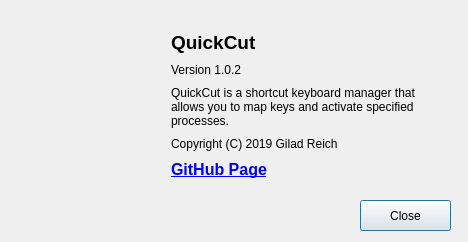
giladreich/QuickCut, file source/QuickCut/Resources/ui/AboutView.ui: the form before one commit.
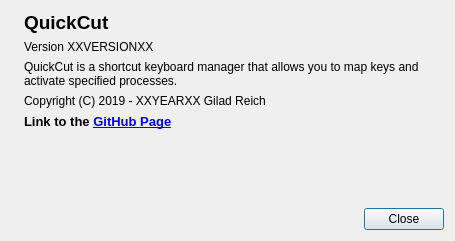
The form after the commit. Icons and pictures are not drawn.

Commit message: Dynamically update About dialog version and date.

```diff
--- a/source/QuickCut/Resources/ui/AboutView.ui
+++ b/source/QuickCut/Resources/ui/AboutView.ui
@@ -6,8 +6,8 @@
    <rect>
     <x>0</x>
     <y>0</y>
-    <width>468</width>
-    <height>242</height>
+    <width>455</width>
+    <height>241</height>
    </rect>
   </property>
   <property name="windowTitle">
@@ -18,14 +18,34 @@
     <activeon>:/logo.png</activeon>
    </iconset>
   </property>
+  <layout class="QGridLayout" name="gridLayout">
+   <item row="6" column="1" colspan="2">
+    <widget class="QLabel" name="lblGitHub">
+     <property name="font">
+      <font>
+       <pointsize>10</pointsize>
+       <weight>75</weight>
+       <bold>true</bold>
+      </font>
+     </property>
+     <property name="text">
+      <string>Link to the &lt;a href=&quot;https://github.com/giladreich/QuickCut/releases&quot;&gt;GitHub Page&lt;/a&gt;</string>
+     </property>
+     <property name="openExternalLinks">
+      <bool>true</bool>
+     </property>
+     <property name="textInteractionFlags">
+      <set>Qt::TextBrowserInteraction</set>
+     </property>
+    </widget>
+   </item>
+   <item row="8" column="2">
   <widget class="QPushButton" name="btnClose">
-   <property name="geometry">
-    <rect>
-     <x>360</x>
-     <y>200</y>
-     <width>91</width>
-     <height>31</height>
-    </rect>
+     <property name="maximumSize">
+      <size>
+       <width>80</width>
+       <height>16777215</height>
+      </size>
    </property>
    <property name="contextMenuPolicy">
     <enum>Qt::NoContextMenu</enum>
@@ -34,36 +54,8 @@
     <string>Close</string>
    </property>
   </widget>
-  <widget class="QLabel" name="lblIcon">
-   <property name="geometry">
-    <rect>
-     <x>10</x>
-     <y>20</y>
-     <width>141</width>
-     <height>151</height>
-    </rect>
-   </property>
-   <property name="text">
-    <string/>
-   </property>
-   <property name="pixmap">
-    <pixmap resource="../QuickCut.qrc">:/logo.png</pixmap>
-   </property>
-   <property name="scaledContents">
-    <bool>true</bool>
-   </property>
-  </widget>
-  <widget class="QWidget" name="layoutWidget">
-   <property name="geometry">
-    <rect>
-     <x>160</x>
-     <y>20</y>
-     <width>291</width>
-     <height>171</height>
-    </rect>
-   </property>
-   <layout class="QVBoxLayout" name="vLayoutFont">
-    <item>
+   </item>
+   <item row="1" column="1" colspan="2">
      <widget class="QLabel" name="lblAppName">
       <property name="font">
        <font>
@@ -77,14 +69,33 @@
       </property>
      </widget>
     </item>
-    <item>
-     <widget class="QLabel" name="lblVersion">
-      <property name="text">
-       <string>Version 1.0.2</string>
-      </property>
-     </widget>
-    </item>
-    <item>
+   <item row="7" column="2">
+    <spacer name="verticalSpacer">
+     <property name="orientation">
+      <enum>Qt::Vertical</enum>
+     </property>
+     <property name="sizeHint" stdset="0">
+      <size>
+       <width>20</width>
+       <height>40</height>
+      </size>
+     </property>
+    </spacer>
+   </item>
+   <item row="8" column="1">
+    <spacer name="horizontalSpacer">
+     <property name="orientation">
+      <enum>Qt::Horizontal</enum>
+     </property>
+     <property name="sizeHint" stdset="0">
+      <size>
+       <width>40</width>
+       <height>20</height>
+      </size>
+     </property>
+    </spacer>
+   </item>
+   <item row="3" column="1" colspan="2">
      <widget class="QLabel" name="lblDescription">
       <property name="text">
        <string>QuickCut is a shortcut keyboard manager that allows you to map keys and activate specified processes.</string>
@@ -97,26 +108,35 @@
       </property>
      </widget>
     </item>
-    <item>
+   <item row="4" column="1" colspan="2">
      <widget class="QLabel" name="lblCopyRight">
       <property name="text">
-       <string>Copyright (C) 2019 Gilad Reich</string>
+      <string>Copyright (C) 2019 - XXYEARXX Gilad Reich</string>
       </property>
      </widget>
     </item>
-    <item>
-     <widget class="QLabel" name="lblCopyRight_2">
-      <property name="font">
-       <font>
-        <pointsize>12</pointsize>
-        <weight>75</weight>
-        <bold>true</bold>
-       </font>
-      </property>
+   <item row="2" column="1" colspan="2">
+    <widget class="QLabel" name="lblVersion">
+     <property name="text">
+      <string>Version XXVERSIONXX</string>
+     </property>
+    </widget>
+   </item>
+   <item row="1" column="0" rowspan="3">
+    <widget class="QLabel" name="lblIcon">
+     <property name="maximumSize">
+      <size>
+       <width>128</width>
+       <height>128</height>
+      </size>
+     </property>
       <property name="text">
-       <string>&lt;a href=&quot;https://github.com/giladreich&quot;&gt;GitHub Page&lt;/a&gt;</string>
-      </property>
-      <property name="openExternalLinks">
+      <string/>
+     </property>
+     <property name="pixmap">
+      <pixmap resource="../QuickCut.qrc">:/logo.png</pixmap>
+     </property>
+     <property name="scaledContents">
        <bool>true</bool>
       </property>
       <property name="textInteractionFlags">
@@ -125,7 +145,6 @@
      </widget>
     </item>
    </layout>
-  </widget>
  </widget>
  <layoutdefault spacing="6" margin="11"/>
  <resources>
```
Left out of the diff: 3 changed lines with no effect on the pictures. Lines whose indentation alone changed are shown as unchanged. The commit also changes 1 other file.
